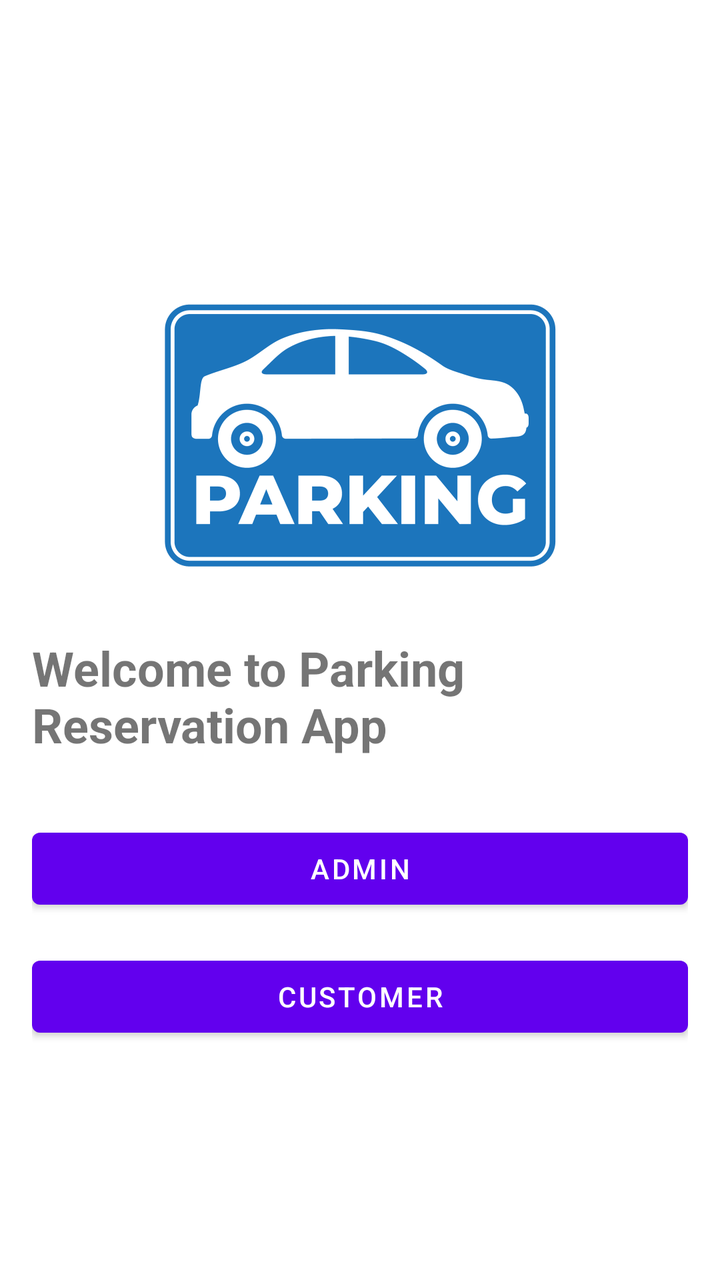
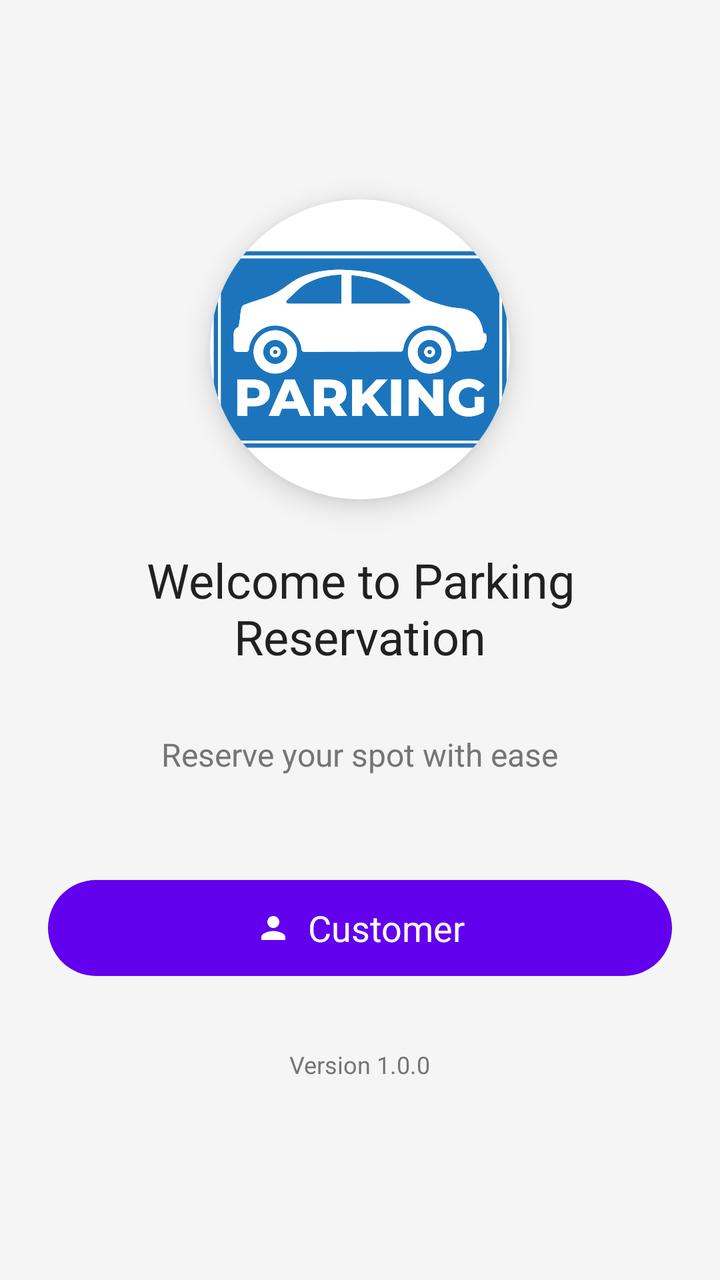

Screens rendered from an Android XML layout before and after an edit, with the pre-edit source and the edit as a unified diff.
<!-- AndroidManifest.xml: application theme Theme.ParkingReservationApp -->
<!-- res/layout/activity_welcome.xml -->
<?xml version="1.0" encoding="utf-8"?>
<LinearLayout
    xmlns:android="http://schemas.android.com/apk/res/android"
    android:layout_width="match_parent"
    android:layout_height="match_parent"
    android:orientation="vertical"
    android:gravity="center"
    android:padding="16dp">


    <ImageView
        android:id="@+id/ivLogo"
        android:layout_width="200dp"
        android:layout_height="200dp"
        android:src="@drawable/parkinglogo" />

    <TextView
        android:layout_width="wrap_content"
        android:layout_height="wrap_content"
        android:text="Welcome to Parking Reservation App"
        android:textSize="24sp"
        android:textStyle="bold"
        android:layout_marginBottom="32dp"/>

    <Button
        android:id="@+id/btnAdmin"
        android:layout_width="match_parent"
        android:layout_height="wrap_content"
        android:text="Admin"
        android:layout_marginBottom="16dp"/>

    <Button
        android:id="@+id/btnCustomer"
        android:layout_width="match_parent"
        android:layout_height="wrap_content"
        android:text="Customer"/>
</LinearLayout>
<!-- resources referenced by this layout -->
<resources>
  <!-- drawable parkinglogo: png bitmap (drawable, 97574 bytes) -->
  <style name="Theme.ParkingReservationApp" parent="Theme.MaterialComponents.DayNight.DarkActionBar">
          
          <item name="colorPrimary">@color/purple_500</item>
          <item name="colorPrimaryVariant">@color/purple_700</item>
          <item name="colorOnPrimary">@color/white</item>
          
          <item name="colorSecondary">@color/teal_200</item>
          <item name="colorSecondaryVariant">@color/teal_700</item>
          <item name="colorOnSecondary">@color/black</item>
          
          <item name="android:statusBarColor" tools:targetApi="l">?attr/colorPrimaryVariant</item>
          
      </style>
  <color name="purple_500">#FF6200EE</color>
  <color name="purple_700">#FF3700B3</color>
  <color name="white">#FFFFFFFF</color>
  <color name="teal_200">#FF03DAC5</color>
  <color name="teal_700">#FF018786</color>
  <color name="black">#FF000000</color>
</resources>

<!-- the commit's change to res/layout/activity_welcome.xml (unified diff, before → after) -->
@@ -1,37 +1,73 @@
 <?xml version="1.0" encoding="utf-8"?>
 <LinearLayout
     xmlns:android="http://schemas.android.com/apk/res/android"
+    xmlns:app="http://schemas.android.com/apk/res-auto"
     android:layout_width="match_parent"
     android:layout_height="match_parent"
     android:orientation="vertical"
     android:gravity="center"
-    android:padding="16dp">
+    android:background="@color/background"
+    android:padding="24dp">
 
+    
+    <com.google.android.material.card.MaterialCardView
+        android:layout_width="150dp"
+        android:layout_height="150dp"
+        app:cardCornerRadius="75dp"
+        app:cardElevation="8dp"
+        android:layout_marginBottom="24dp">
 
-    <ImageView
-        android:id="@+id/ivLogo"
-        android:layout_width="200dp"
-        android:layout_height="200dp"
-        android:src="@drawable/parkinglogo" />
+        <ImageView
+            android:id="@+id/ivLogo"
+            android:layout_width="match_parent"
+            android:layout_height="match_parent"
+            android:src="@drawable/parkinglogo"
+            android:scaleType="centerCrop"
+            android:contentDescription="@string/app_logo_desc" />
+    </com.google.android.material.card.MaterialCardView>
 
+    
     <TextView
         android:layout_width="wrap_content"
         android:layout_height="wrap_content"
-        android:text="Welcome to Parking Reservation App"
+        android:text="@string/welcome_title"
         android:textSize="24sp"
-        android:textStyle="bold"
+        android:textColor="@color/primary_text"
+
+        android:textAlignment="center"
         android:layout_marginBottom="32dp"/>
 
-    <Button
-        android:id="@+id/btnAdmin"
+    
+    <TextView
+        android:layout_width="wrap_content"
+        android:layout_height="wrap_content"
+        android:text="@string/welcome_subtitle"
+        android:textSize="16sp"
+        android:textColor="@color/secondary_text"
+
+        android:textAlignment="center"
+        android:layout_marginBottom="48dp"/>
+
+    
+
+    <com.google.android.material.button.MaterialButton
+        android:id="@+id/btnCustomer"
+        style="@style/Widget.Material3.Button"
         android:layout_width="match_parent"
+        android:layout_height="56dp"
+        android:text="@string/customer"
+        android:textSize="18sp"
+        app:icon="@drawable/ic_customer"
+        app:iconGravity="textStart"
+        app:iconPadding="8dp"
+        app:backgroundTint="@color/primary"/>
+
+    
+    <TextView
+        android:layout_width="wrap_content"
         android:layout_height="wrap_content"
-        android:text="Admin"
-        android:layout_marginBottom="16dp"/>
-
-    <Button
-        android:id="@+id/btnCustomer"
-        android:layout_width="match_parent"
-        android:layout_height="wrap_content"
-        android:text="Customer"/>
+        android:text="@string/version_info"
+        android:textSize="12sp"
+        android:textColor="@color/secondary_text"
+        android:layout_marginTop="32dp"/>
 </LinearLayout>
<!-- resource entries referenced after the edit -->
@@ -1,6 +1,25 @@
 <!-- resources referenced by this layout -->
 <resources>
+  <color name="background">#F5F5F5</color>
+  <color name="primary">#6200EE</color>
+  <color name="primary_text">#212121</color>
+  <color name="secondary_text">#757575</color>
+  <!-- drawable ic_customer (drawable) -->
+  <vector xmlns:android="http://schemas.android.com/apk/res/android"
+      android:width="24dp"
+      android:height="24dp"
+      android:viewportWidth="24"
+      android:viewportHeight="24">
+      <path
+          android:fillColor="#FFFFFF"
+          android:pathData="M12,12c2.21,0 4,-1.79 4,-4s-1.79,-4 -4,-4 -4,1.79 -4,4 1.79,4 4,4zM12,14c-2.67,0 -8,1.34 -8,4v2h16v-2c0,-2.66 -5.33,-4 -8,-4z"/>
+  </vector>
   <!-- drawable parkinglogo: png bitmap (drawable, 97574 bytes) -->
+  <string name="app_logo_desc">Parking Reservation App Logo</string>
+  <string name="customer">Customer</string>
+  <string name="version_info">Version 1.0.0</string>
+  <string name="welcome_subtitle">Reserve your spot with ease</string>
+  <string name="welcome_title">Welcome to Parking Reservation</string>
   <style name="Theme.ParkingReservationApp" parent="Theme.MaterialComponents.DayNight.DarkActionBar">
           
           <item name="colorPrimary">@color/purple_500</item>
